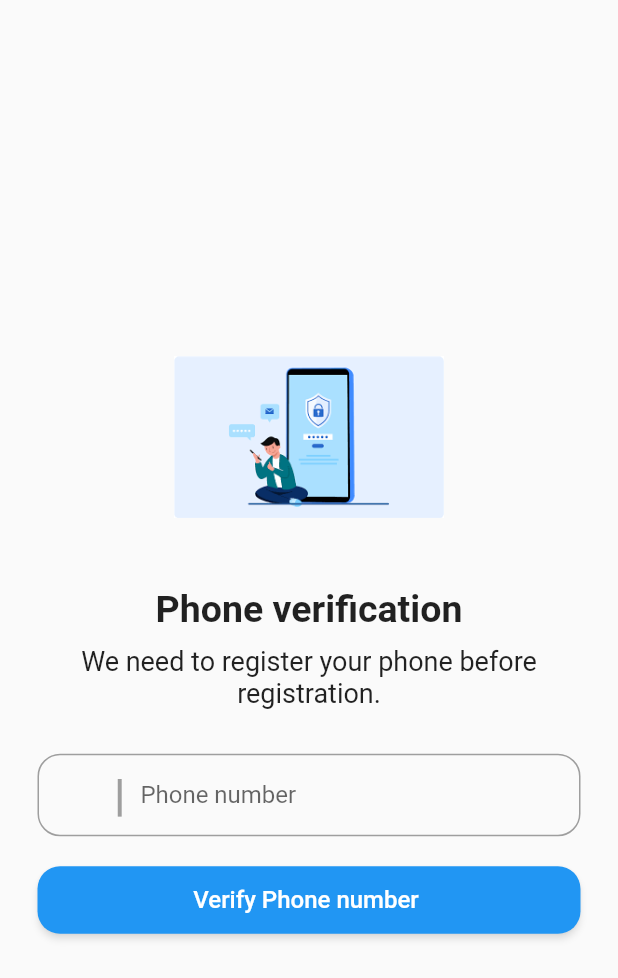
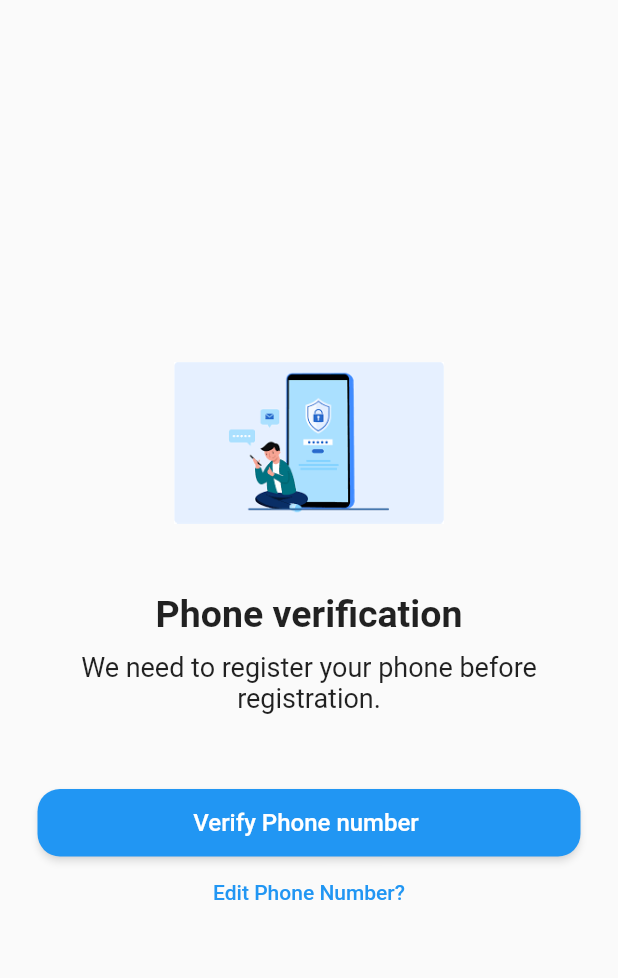
Before and after one commit to kirtijangid/Phone_Auth, a Flutter app: the OTP screen opened by its route, on a phone screen of 412 x 824 dp. Shown: the top 978 px of the screen. Run offline on Flutter 3.47's test engine with Material 2 defaults, Android fonts, the phone set to English and light mode, and no system bars.

Commit message:
adding text button

```diff
--- a/lib/otp.dart
+++ b/lib/otp.dart
@@ -47,41 +47,7 @@ class _OTPState extends State<OTP> {
             SizedBox(
               height: 30,
             ),
-            Container(
-              height: 55,
-              decoration: BoxDecoration(
-                border: Border.all(width: 1, color: Colors.grey),
-                borderRadius: BorderRadius.circular(15),
-              ),
-              child: Row(
-                children: [
-                  SizedBox(width: 10),
-                  SizedBox(
-                    width: 40,
-                    child: TextField(
 
-                      decoration: InputDecoration(border: InputBorder.none),
-                    ),
-                  ),
-                  Text(
-                    '|',
-                    style: TextStyle(
-                        fontSize: 30,
-                        fontWeight: FontWeight.w600,
-                        color: Colors.grey),
-                  ),
-                  SizedBox(
-                    width: 10,
-                  ),
-                  Expanded(
-                    child: TextField(
-                      decoration: InputDecoration(
-                          border: InputBorder.none, hintText: 'Phone number'),
-                    ),
-                  )
-                ],
-              ),
-            ),
             SizedBox(height: 20,),
             SizedBox(
               height: 45,
@@ -99,6 +65,10 @@ class _OTPState extends State<OTP> {
                 ),
               ),
             ),
+            TextButton(
+              onPressed: () {},
+               child: Text('Edit Phone Number?',
+               style: TextStyle(color: Colors.blue),))
           ],
         ),
       ),
```
